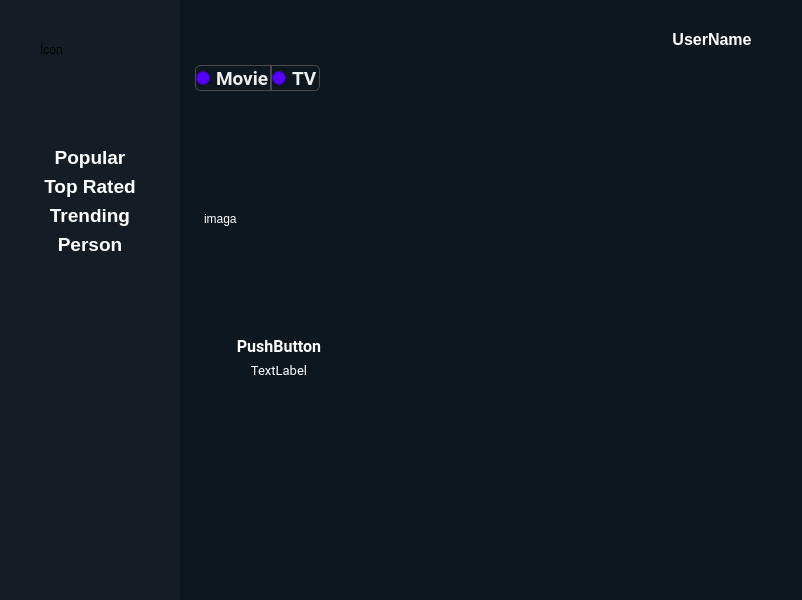
The window that designer/form.ui (OleksiiMartseniuk/movie_desktop) describes before a commit, drawn with Qt 5.
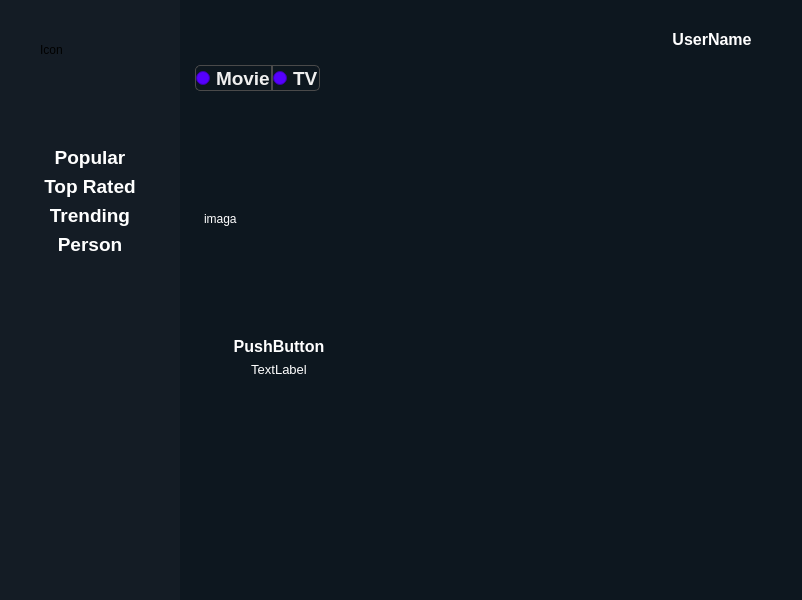
The same window after the commit.

Commit message: add name components

Diff of the .ui file:
```diff
--- a/designer/form.ui
+++ b/designer/form.ui
@@ -270,7 +270,6 @@
           <widget class="QRadioButton" name="radioButton">
            <property name="font">
             <font>
-             <family>Roboto</family>
              <pointsize>14</pointsize>
              <bold>true</bold>
             </font>
@@ -288,7 +287,6 @@
           <widget class="QRadioButton" name="radioButton_2">
            <property name="font">
             <font>
-             <family>Roboto</family>
              <pointsize>14</pointsize>
              <bold>true</bold>
             </font>
@@ -328,7 +326,7 @@
             <x>0</x>
             <y>0</y>
             <width>598</width>
-            <height>491</height>
+            <height>489</height>
            </rect>
           </property>
           <layout class="QGridLayout" name="gridLayout_2">
@@ -367,7 +365,6 @@
                </property>
                <property name="font">
                 <font>
-                 <family>Roboto</family>
                  <pointsize>12</pointsize>
                  <bold>true</bold>
                 </font>
@@ -387,7 +384,6 @@
                </property>
                <property name="font">
                 <font>
-                 <family>Roboto</family>
                  <pointsize>10</pointsize>
                  <bold>false</bold>
                 </font>
```
Left out of the diff: 8 changed lines with no effect on the pictures.
